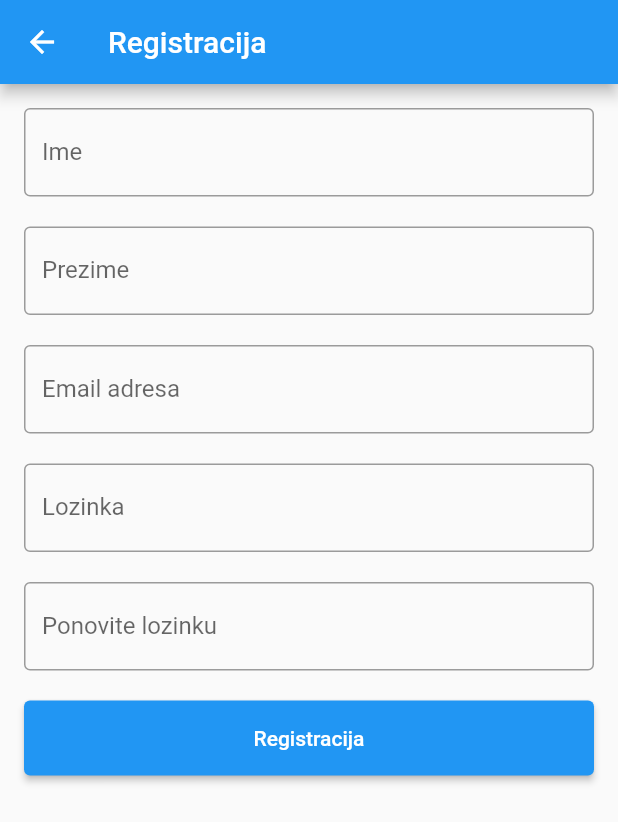
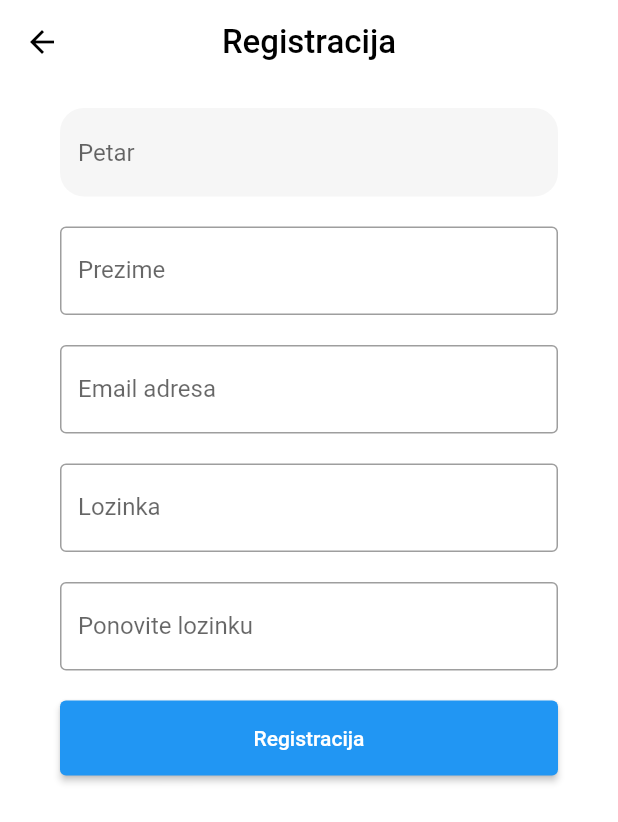
Before and after one commit to cofify/cofify, a Flutter app: the RegisterView screen opened by its route, on a phone screen of 412 x 824 dp. Shown: the top 822 px of the screen. Run offline on Flutter 3.47's test engine with Material 2 defaults, Android fonts, the phone set to English and light mode, and no system bars; our stand-ins replace cached_network_image, cloud_firestore, firebase_auth, firebase_core, firebase_storage, flutter_svg and 7 more; accounts and stored records are empty.

Commit message:
Ne secam se

```diff
--- a/lib/constants/theme_constants.dart
+++ b/lib/constants/theme_constants.dart
@@ -2,6 +2,7 @@ import 'package:flutter/material.dart';
 
 ThemeData lightTheme = ThemeData(
   primaryColor: const Color(0xffe0115f),
+  scaffoldBackgroundColor: Colors.white,
 );
 
 ThemeData darkTheme = ThemeData(
--- a/lib/screens/parts/common/app_bar.dart
+++ b/lib/screens/parts/common/app_bar.dart
@@ -14,7 +14,7 @@ class CommonAppBar extends StatelessWidget implements PreferredSizeWidget {
   @override
   Widget build(BuildContext context) {
     return AppBar(
-      backgroundColor: Colors.grey[50],
+      backgroundColor: Theme.of(context).scaffoldBackgroundColor,
       foregroundColor: Colors.black,
       elevation: 0.0,
       title: Text(text),
--- a/lib/screens/register.dart
+++ b/lib/screens/register.dart
@@ -1,4 +1,5 @@
 import 'package:cofify/providers/auth_exceptions.dart';
+import 'package:cofify/screens/parts/common/app_bar.dart';
 import 'package:cofify/services/auth_service.dart';
 import 'package:flutter/material.dart';
 
@@ -43,20 +44,27 @@ class _RegisterViewState extends State<RegisterView> {
   @override
   Widget build(BuildContext context) {
     return Scaffold(
-      appBar: AppBar(
-        title: const Text('Registracija'),
-      ),
+      appBar: const CommonAppBar(text: "Registracija"),
       body: Center(
-        child: ListView(padding: const EdgeInsets.all(16.0), children: [
-          Column(
+        child: ListView(
+            padding: const EdgeInsets.symmetric(horizontal: 40, vertical: 16.0),
+            children: [
+              Center(
+                child: Column(
+                  mainAxisSize: MainAxisSize.min,
                   children: [
                     TextFormField(
                       keyboardType: TextInputType.name,
                       controller: nameController,
-                decoration: const InputDecoration(
-                  labelText: 'Ime',
+                      cursorColor: Colors.black,
+                      decoration: InputDecoration(
                         hintText: 'Petar',
-                  border: OutlineInputBorder(),
+                        filled: true,
+                        fillColor: const Color(0xFFF6F6F6),
+                        border: OutlineInputBorder(
+                          borderRadius: BorderRadius.circular(16.0),
+                          borderSide: BorderSide.none,
+                        ),
                       ),
                     ),
                     const SizedBox(height: 20),
@@ -148,11 +156,13 @@ class _RegisterViewState extends State<RegisterView> {
                             if (e is WeakPasswordAuthException) {
                               error = 'Slaba lozinka';
                             } else if (e is EmailAlreadyInUseAuthException) {
-                        error = 'Vec postoji nalog sa ovom email adresom.';
+                              error =
+                                  'Vec postoji nalog sa ovom email adresom.';
                             } else if (e is InvalidEmailAuthException) {
                               error = 'Neispravna email adresa';
                             } else {
-                        error = 'Doslo je do greske, molimo pokusajte kasnije';
+                              error =
+                                  'Doslo je do greske, molimo pokusajte kasnije';
                             }
                             setState(() {});
                           }
@@ -166,6 +176,7 @@ class _RegisterViewState extends State<RegisterView> {
                     ),
                   ],
                 ),
+              ),
             ]),
       ),
     );
--- a/lib/screens/wrapper.dart
+++ b/lib/screens/wrapper.dart
@@ -6,6 +6,7 @@ import 'package:cofify/screens/choose_city.dart';
 import 'package:cofify/screens/loadingScreen.dart';
 // import 'package:cofify/screens/home.dart';
 import 'package:cofify/screens/login_page.dart';
+import 'package:cofify/screens/register.dart';
 import 'package:cofify/screens/restaurants_list_page.dart';
 import 'package:cofify/screens/welecome_page.dart';
 import 'dart:developer';
@@ -38,7 +39,8 @@ class Wrapper extends StatelessWidget {
     if (user.uid == '') {
       log("ovde sam");
       // return const LoginScreen();
-      return const WelecomePage();
+      // return const WelecomePage();
+      return const RegisterView();
     } else {
       // if (user.isVerified) {
       //   //return const UserProfile();
```
Lines whose indentation alone changed are shown as unchanged.
